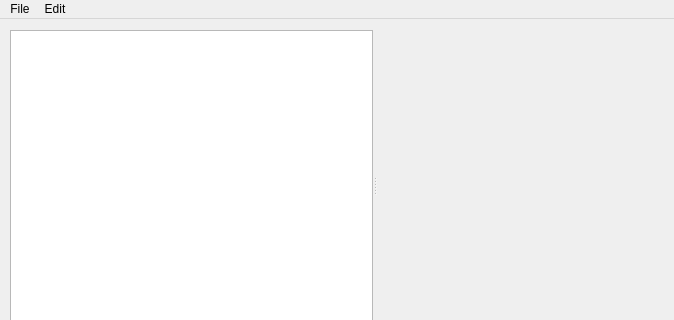
Above: pmbrowserwindow.ui from ChrisHal/PMbrowser before the change; both pictures show x 0 to 674 and y 0 to 320 of the 674 by 680 pixel window. Below: the same form after it.
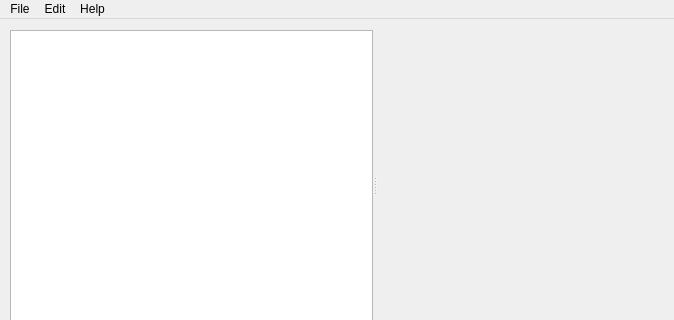
That is the form after the change. Custom widgets are drawn as their Qt base class.

Commit message: "About" dialog

```diff
--- a/pmbrowserwindow.ui
+++ b/pmbrowserwindow.ui
@@ -138,8 +138,15 @@
     </property>
     <addaction name="actionClear_Text"/>
    </widget>
+   <widget class="QMenu" name="menuHelp">
+    <property name="title">
+     <string>Help</string>
+    </property>
+    <addaction name="actionAbout"/>
+   </widget>
    <addaction name="menuFile"/>
    <addaction name="menuEdit"/>
+   <addaction name="menuHelp"/>
   </widget>
   <widget class="QStatusBar" name="statusbar"/>
   <action name="actionOpen">
```
Left out of the diff: 5 changed lines with no effect on the pictures. The commit also changes 2 other files.
